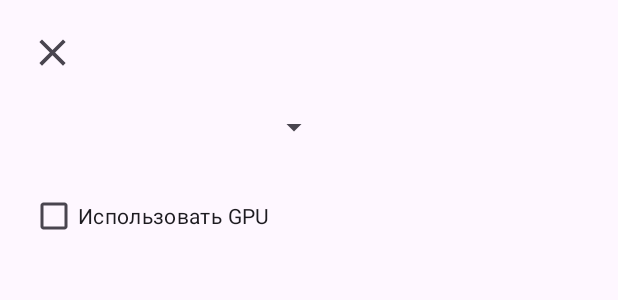
After one commit to markzum/AndroidObjectDetection, an Android app: the layout activity_settings.xml on its own in the app's theme, with its tools: preview values and no code run, on a phone screen of 412 x 824 dp. The commit adds this screen. Shown: the top 300 px of the screen. Run offline under Robolectric (Android 15) with nearby library versions, the phone set to English and light mode, and no system bars.

Commit message:
SettingsActivity is made.

```diff
--- /dev/null
+++ b/app/src/main/res/drawable/close_24.xml
@@ -0,0 +1,10 @@
+<vector xmlns:android="http://schemas.android.com/apk/res/android"
+    android:width="24dp"
+    android:height="24dp"
+    android:viewportWidth="960"
+    android:viewportHeight="960"
+    android:tint="?attr/colorControlNormal">
+  <path
+      android:fillColor="@android:color/white"
+      android:pathData="M256,760L200,704L424,480L200,256L256,200L480,424L704,200L760,256L536,480L760,704L704,760L480,536L256,760Z"/>
+</vector>
--- /dev/null
+++ b/app/src/main/res/layout/activity_settings.xml
@@ -0,0 +1,39 @@
+<?xml version="1.0" encoding="utf-8"?>
+<androidx.constraintlayout.widget.ConstraintLayout xmlns:android="http://schemas.android.com/apk/res/android"
+    xmlns:app="http://schemas.android.com/apk/res-auto"
+    xmlns:tools="http://schemas.android.com/tools"
+    android:layout_width="match_parent"
+    android:layout_height="match_parent"
+    tools:context=".SettingsActivity">
+
+    <ImageView
+        android:id="@+id/backBtn"
+        android:layout_width="30dp"
+        android:layout_height="30dp"
+        android:layout_marginStart="20dp"
+        android:layout_marginTop="20dp"
+        android:src="@drawable/close_24"
+        app:layout_constraintStart_toStartOf="parent"
+        app:layout_constraintTop_toTopOf="parent" />
+
+    <Spinner
+        android:id="@+id/chooseYoloModelSpinner"
+        android:layout_width="200dp"
+        android:layout_height="30dp"
+        android:layout_marginStart="20dp"
+        android:layout_marginTop="20dp"
+        app:layout_constraintStart_toStartOf="parent"
+        app:layout_constraintTop_toBottomOf="@+id/backBtn" />
+
+    <CheckBox
+        android:id="@+id/gpuCheckBox"
+        android:layout_width="wrap_content"
+        android:layout_height="wrap_content"
+        android:layout_marginStart="20dp"
+        android:layout_marginTop="20dp"
+        android:layout_weight="1"
+        android:text="@string/use_gpu"
+        app:layout_constraintStart_toStartOf="parent"
+        app:layout_constraintTop_toBottomOf="@+id/chooseYoloModelSpinner" />
+
+</androidx.constraintlayout.widget.ConstraintLayout>
--- a/app/src/main/res/values/strings.xml
+++ b/app/src/main/res/values/strings.xml
@@ -1,3 +1,4 @@
 <resources>
     <string name="app_name">ObjectDetection</string>
+    <string name="use_gpu">Использовать GPU</string>
 </resources>
```
Also changed, not shown: app/src/main/AndroidManifest.xml (+20 -9 lines), app/src/main/java/com/appzum/objectdetection/MainActivity.java (+39 -16 lines), app/src/main/java/com/appzum/objectdetection/SettingsActivity.java (added, +70 -0 lines), app/src/main/res/layout/activity_main.xml (+17 -0 lines).
